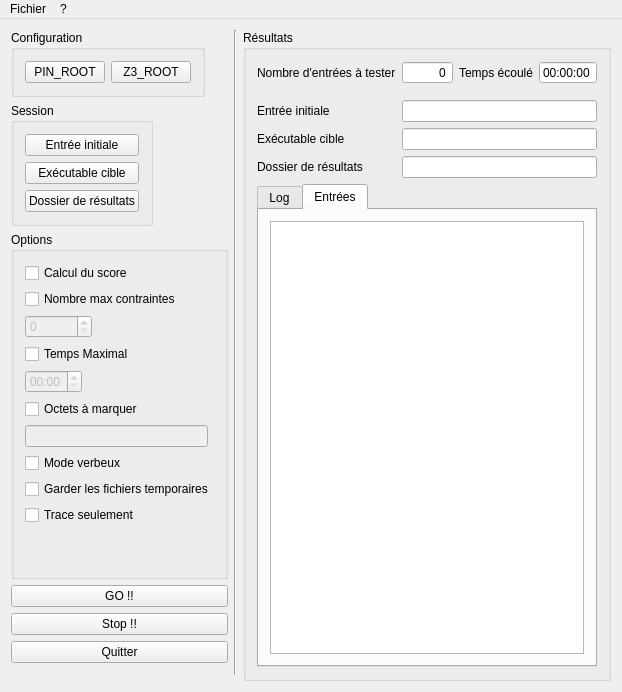
Before: the Qt Designer form FUZZWIN_GUI/fuzzwin_gui.ui in piscou/FuzzWin, drawn with Qt 5.
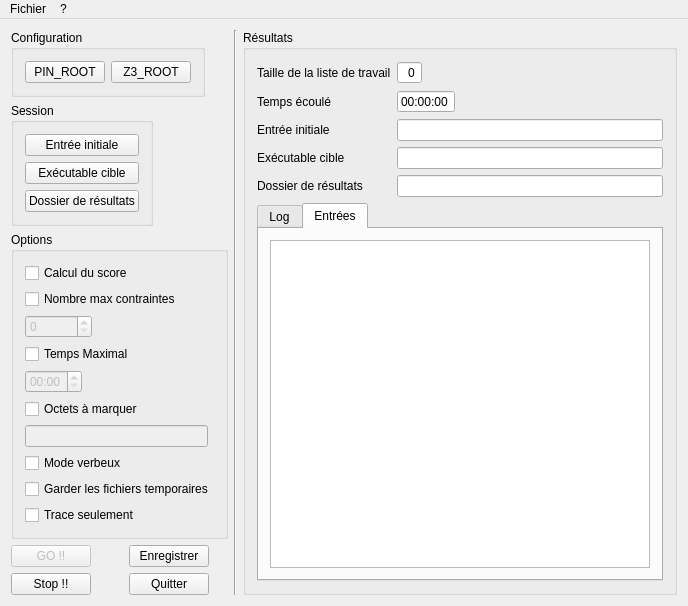
After: the same form once the commit is applied. The open tabs and pages were chosen to show the change.

```diff
--- a/FUZZWIN_GUI/fuzzwin_gui.ui
+++ b/FUZZWIN_GUI/fuzzwin_gui.ui
@@ -9,8 +9,8 @@
    <rect>
     <x>0</x>
     <y>0</y>
-    <width>622</width>
-    <height>638</height>
+    <width>688</width>
+    <height>545</height>
    </rect>
   </property>
   <property name="sizePolicy">
@@ -32,37 +32,87 @@
      <verstretch>0</verstretch>
     </sizepolicy>
    </property>
-   <layout class="QGridLayout" name="gridLayout_3">
-    <item row="7" column="0">
-     <widget class="QPushButton" name="Q_stopButton">
-      <property name="text">
-       <string>Stop !!</string>
+   <layout class="QGridLayout" name="gridLayout">
+    <item row="0" column="0" colspan="2">
+     <widget class="QGroupBox" name="GUI_groupConfiguration">
+      <property name="sizePolicy">
+       <sizepolicy hsizetype="Fixed" vsizetype="Fixed">
+        <horstretch>0</horstretch>
+        <verstretch>0</verstretch>
+       </sizepolicy>
       </property>
+      <property name="title">
+       <string>Configuration</string>
+      </property>
+      <layout class="QHBoxLayout" name="horizontalLayout">
+       <item>
+        <widget class="QPushButton" name="GUI_selectPinButton">
+         <property name="autoFillBackground">
+          <bool>true</bool>
+         </property>
+         <property name="text">
+          <string>PIN_ROOT</string>
+         </property>
+        </widget>
+       </item>
+       <item>
+        <widget class="QPushButton" name="GUI_selectZ3Button">
+         <property name="autoFillBackground">
+          <bool>true</bool>
+         </property>
+         <property name="text">
+          <string>Z3_ROOT</string>
+         </property>
+        </widget>
+       </item>
+      </layout>
      </widget>
     </item>
-    <item row="0" column="5" rowspan="11">
-     <widget class="Line" name="line">
+    <item row="0" column="2" rowspan="5">
+     <widget class="Line" name="Vline">
       <property name="orientation">
        <enum>Qt::Vertical</enum>
       </property>
      </widget>
     </item>
-    <item row="8" column="0">
-     <widget class="QPushButton" name="Q_quit">
-      <property name="text">
-       <string>Quitter</string>
+    <item row="1" column="0" colspan="2">
+     <widget class="QGroupBox" name="GUI_groupSession">
+      <property name="sizePolicy">
+       <sizepolicy hsizetype="Fixed" vsizetype="Fixed">
+        <horstretch>0</horstretch>
+        <verstretch>0</verstretch>
+       </sizepolicy>
       </property>
-     </widget>
-    </item>
-    <item row="6" column="0">
-     <widget class="QPushButton" name="Q_start">
-      <property name="text">
-       <string>GO !!</string>
+      <property name="title">
+       <string>Session</string>
       </property>
+      <layout class="QVBoxLayout" name="verticalLayout_3">
+       <item>
+        <widget class="QPushButton" name="GUI_selectInitialInputButton">
+         <property name="text">
+          <string>Entrée initiale</string>
+         </property>
+        </widget>
+       </item>
+       <item>
+        <widget class="QPushButton" name="GUI_selectTargetButton">
+         <property name="text">
+          <string>Exécutable cible</string>
+         </property>
+        </widget>
+       </item>
+       <item>
+        <widget class="QPushButton" name="GUI_selectResultsDirButton">
+         <property name="text">
+          <string>Dossier de résultats</string>
+         </property>
+        </widget>
+       </item>
+      </layout>
      </widget>
     </item>
-    <item row="2" column="0" rowspan="4">
-     <widget class="QGroupBox" name="groupOptions">
+    <item row="2" column="0" colspan="2">
+     <widget class="QGroupBox" name="GUI_groupOptions">
       <property name="sizePolicy">
        <sizepolicy hsizetype="Fixed" vsizetype="Fixed">
         <horstretch>0</horstretch>
@@ -73,29 +123,29 @@
        <string>Options</string>
       </property>
       <layout class="QGridLayout" name="gridLayout_2">
+       <item row="0" column="0">
+        <widget class="QCheckBox" name="GUI_scoreEnabled">
+         <property name="text">
+          <string>Calcul du score</string>
+         </property>
+        </widget>
+       </item>
        <item row="5" column="0">
-        <widget class="QCheckBox" name="Q_isBytesToTaint">
+        <widget class="QCheckBox" name="GUI_bytesToTaintEnabled">
          <property name="text">
           <string>Octets à marquer</string>
          </property>
         </widget>
        </item>
-       <item row="0" column="0">
-        <widget class="QCheckBox" name="Q_isScore">
-         <property name="text">
-          <string>Calcul du score</string>
-         </property>
-        </widget>
-       </item>
        <item row="1" column="0">
-        <widget class="QCheckBox" name="Q_isMaxConstraints">
+        <widget class="QCheckBox" name="GUI_maxConstraintsEnabled">
          <property name="text">
           <string>Nombre max contraintes</string>
          </property>
         </widget>
        </item>
        <item row="2" column="0">
-        <widget class="QSpinBox" name="Q_isMaxConstraints_2">
+        <widget class="QSpinBox" name="GUI_maxConstraints">
          <property name="enabled">
           <bool>false</bool>
          </property>
@@ -111,14 +161,14 @@
         </widget>
        </item>
        <item row="3" column="0">
-        <widget class="QCheckBox" name="Q_isMaxTime">
+        <widget class="QCheckBox" name="GUI_maxTimeEnabled">
          <property name="text">
           <string>Temps Maximal</string>
          </property>
         </widget>
        </item>
        <item row="4" column="0">
-        <widget class="QTimeEdit" name="Q_maxTime">
+        <widget class="QTimeEdit" name="GUI_maxTime">
          <property name="enabled">
           <bool>false</bool>
          </property>
@@ -134,87 +184,99 @@
         </widget>
        </item>
        <item row="6" column="0">
-        <widget class="QLineEdit" name="Q_bytesToTaint">
+        <widget class="QLineEdit" name="GUI_listOfBytesToTaint">
          <property name="enabled">
           <bool>false</bool>
          </property>
         </widget>
        </item>
        <item row="7" column="0">
-        <widget class="QCheckBox" name="Q_isVerbose">
+        <widget class="QCheckBox" name="GUI_verboseEnabled">
          <property name="text">
           <string>Mode verbeux</string>
          </property>
         </widget>
        </item>
        <item row="8" column="0" colspan="2">
-        <widget class="QCheckBox" name="Q_isKeepfiles">
+        <widget class="QCheckBox" name="GUI_keepfilesEnabled">
          <property name="text">
           <string>Garder les fichiers temporaires</string>
          </property>
         </widget>
        </item>
        <item row="9" column="0">
-        <widget class="QCheckBox" name="Q_isTraceOnly">
+        <widget class="QCheckBox" name="GUI_traceOnlyEnabled">
          <property name="text">
           <string>Trace seulement</string>
          </property>
         </widget>
        </item>
-       <item row="10" column="0">
-        <spacer name="verticalSpacer_2">
-         <property name="orientation">
-          <enum>Qt::Vertical</enum>
-         </property>
-         <property name="sizeHint" stdset="0">
-          <size>
-           <width>20</width>
-           <height>40</height>
-          </size>
-         </property>
-        </spacer>
-       </item>
       </layout>
      </widget>
     </item>
-    <item row="1" column="0">
-     <widget class="QGroupBox" name="groupSession">
+    <item row="3" column="0">
+     <widget class="QPushButton" name="GUI_startButton">
+      <property name="enabled">
+       <bool>false</bool>
+      </property>
       <property name="sizePolicy">
        <sizepolicy hsizetype="Fixed" vsizetype="Fixed">
         <horstretch>0</horstretch>
         <verstretch>0</verstretch>
        </sizepolicy>
       </property>
-      <property name="title">
-       <string>Session</string>
+      <property name="text">
+       <string>GO !!</string>
       </property>
-      <layout class="QVBoxLayout" name="verticalLayout_3">
-       <item>
-        <widget class="QPushButton" name="Q_selectInitialInput">
-         <property name="text">
-          <string>Entrée initiale</string>
-         </property>
-        </widget>
-       </item>
-       <item>
-        <widget class="QPushButton" name="Q_selectTarget">
-         <property name="text">
-          <string>Exécutable cible</string>
-         </property>
-        </widget>
-       </item>
-       <item>
-        <widget class="QPushButton" name="Q_selectResultsDir">
-         <property name="text">
-          <string>Dossier de résultats</string>
-         </property>
-        </widget>
-       </item>
-      </layout>
+      <property name="default">
+       <bool>false</bool>
+      </property>
+      <property name="flat">
+       <bool>false</bool>
+      </property>
      </widget>
     </item>
-    <item row="0" column="6" rowspan="12">
-     <widget class="QGroupBox" name="groupResultats">
+    <item row="3" column="1">
+     <widget class="QPushButton" name="GUI_saveButton">
+      <property name="sizePolicy">
+       <sizepolicy hsizetype="Fixed" vsizetype="Fixed">
+        <horstretch>0</horstretch>
+        <verstretch>0</verstretch>
+       </sizepolicy>
+      </property>
+      <property name="text">
+       <string>Enregistrer</string>
+      </property>
+     </widget>
+    </item>
+    <item row="4" column="0">
+     <widget class="QPushButton" name="GUI_stopButton">
+      <property name="sizePolicy">
+       <sizepolicy hsizetype="Fixed" vsizetype="Fixed">
+        <horstretch>0</horstretch>
+        <verstretch>0</verstretch>
+       </sizepolicy>
+      </property>
+      <property name="text">
+       <string>Stop !!</string>
+      </property>
+     </widget>
+    </item>
+    <item row="4" column="1">
+     <widget class="QPushButton" name="GUI_quitButton">
+      <property name="sizePolicy">
+       <sizepolicy hsizetype="Fixed" vsizetype="Fixed">
+        <horstretch>0</horstretch>
+        <verstretch>0</verstretch>
+       </sizepolicy>
+      </property>
+      <property name="text">
+       <string>Quitter</string>
+      </property>
+     </widget>
+    </item>
+    <item row="0" column="3" rowspan="5">
+     <widget class="QGroupBox" name="GUI_groupResultats">
       <property name="sizePolicy">
        <sizepolicy hsizetype="Minimum" vsizetype="Preferred">
         <horstretch>0</horstretch>
@@ -224,19 +286,25 @@
       <property name="title">
        <string>Résultats</string>
       </property>
-      <layout class="QGridLayout" name="gridLayout_4">
-       <item row="7" column="1" colspan="3">
-        <widget class="QLineEdit" name="Q_initialInput">
+      <layout class="QGridLayout" name="gridLayout_3">
+       <item row="1" column="0">
+        <widget class="QLabel" name="labelElapsedTime">
          <property name="sizePolicy">
-          <sizepolicy hsizetype="MinimumExpanding" vsizetype="Fixed">
+          <sizepolicy hsizetype="Fixed" vsizetype="Preferred">
            <horstretch>0</horstretch>
            <verstretch>0</verstretch>
           </sizepolicy>
          </property>
+         <property name="text">
+          <string>Temps écoulé</string>
+         </property>
+         <property name="alignment">
+          <set>Qt::AlignRight|Qt::AlignTrailing|Qt::AlignVCenter</set>
+         </property>
         </widget>
        </item>
-       <item row="11" column="0" colspan="4">
-        <widget class="QTabWidget" name="Q_outTabs">
+       <item row="5" column="0" colspan="3">
+        <widget class="QTabWidget" name="GUI_Tabs">
          <property name="sizePolicy">
           <sizepolicy hsizetype="Expanding" vsizetype="Expanding">
            <horstretch>1</horstretch>
@@ -244,119 +312,131 @@
           </sizepolicy>
          </property>
          <property name="currentIndex">
-          <number>0</number>
+          <number>1</number>
          </property>
-         <widget class="QWidget" name="Q_tab1">
+         <widget class="QWidget" name="GUI_logTab">
           <attribute name="title">
            <string>Log</string>
           </attribute>
           <layout class="QHBoxLayout" name="horizontalLayout_2">
            <item>
-            <widget class="QTextEdit" name="Q_logWindow"/>
+            <widget class="QTextEdit" name="GUI_logWindow">
+             <property name="acceptDrops">
+              <bool>false</bool>
+             </property>
+            </widget>
            </item>
           </layout>
          </widget>
-         <widget class="QWidget" name="Q_tab2">
+         <widget class="QWidget" name="GUI_entriesTab">
           <attribute name="title">
            <string>Entrées</string>
           </attribute>
           <layout class="QVBoxLayout" name="verticalLayout_2">
            <item>
-            <widget class="QTreeView" name="Q_listOfInputs"/>
+            <widget class="QTreeWidget" name="GUI_listOfInputs">
+             <property name="columnCount">
+              <number>0</number>
+             </property>
+             <attribute name="headerCascadingSectionResizes">
+              <bool>false</bool>
+             </attribute>
+            </widget>
            </item>
           </layout>
          </widget>
         </widget>
        </item>
+       <item row="4" column="1" colspan="2">
+        <widget class="QLineEdit" name="GUI_resultsDir">
+         <property name="sizePolicy">
+          <sizepolicy hsizetype="Minimum" vsizetype="Fixed">
+           <horstretch>0</horstretch>
+           <verstretch>0</verstretch>
+          </sizepolicy>
+         </property>
+        </widget>
+       </item>
+       <item row="4" column="0">
+        <widget class="QLabel" name="labelResultsDir">
+         <property name="sizePolicy">
+          <sizepolicy hsizetype="Fixed" vsizetype="Preferred">
+           <horstretch>0</horstretch>
+           <verstretch>0</verstretch>
+          </sizepolicy>
+         </property>
+         <property name="text">
+          <string>Dossier de résultats</string>
+         </property>
+        </widget>
+       </item>
+       <item row="2" column="1" colspan="2">
+        <widget class="QLineEdit" name="GUI_initialInput">
+         <property name="sizePolicy">
+          <sizepolicy hsizetype="Minimum" vsizetype="Fixed">
+           <horstretch>0</horstretch>
+           <verstretch>0</verstretch>
+          </sizepolicy>
+         </property>
+        </widget>
+       </item>
+       <item row="0" column="1">
+        <widget class="QSpinBox" name="GUI_worklistSize">
+         <property name="sizePolicy">
+          <sizepolicy hsizetype="Fixed" vsizetype="Fixed">
+           <horstretch>0</horstretch>
+           <verstretch>0</verstretch>
+          </sizepolicy>
+         </property>
+         <property name="alignment">
+          <set>Qt::AlignRight|Qt::AlignTrailing|Qt::AlignVCenter</set>
+         </property>
+         <property name="readOnly">
+          <bool>true</bool>
+         </property>
+         <property name="buttonSymbols">
+          <enum>QAbstractSpinBox::NoButtons</enum>
+         </property>
+        </widget>
+       </item>
+       <item row="0" column="0">
+        <widget class="QLabel" name="labelWorklistSize">
+         <property name="sizePolicy">
+          <sizepolicy hsizetype="Fixed" vsizetype="Preferred">
+           <horstretch>0</horstretch>
+           <verstretch>0</verstretch>
+          </sizepolicy>
+         </property>
+         <property name="text">
+          <string>Taille de la liste de travail</string>
+         </property>
+        </widget>
+       </item>
+       <item row="3" column="0">
+        <widget class="QLabel" name="labelTargetPath">
+         <property name="sizePolicy">
+          <sizepolicy hsizetype="Fixed" vsizetype="Preferred">
+           <horstretch>0</horstretch>
+           <verstretch>0</verstretch>
+          </sizepolicy>
+         </property>
+         <property name="text">
+          <string>Exécutable cible</string>
+         </property>
+        </widget>
+       </item>
+       <item row="3" column="1" colspan="2">
+        <widget class="QLineEdit" name="GUI_targetPath">
+         <property name="sizePolicy">
+          <sizepolicy hsizetype="Minimum" vsizetype="Fixed">
+           <horstretch>0</horstretch>
+           <verstretch>0</verstretch>
+          </sizepolicy>
+         </property>
+        </widget>
+       </item>
        <item row="1" column="1">
-        <widget class="QSpinBox" name="Q_worklistSize">
-         <property name="alignment">
-          <set>Qt::AlignRight|Qt::AlignTrailing|Qt::AlignVCenter</set>
-         </property>
-         <property name="readOnly">
-          <bool>true</bool>
-         </property>
-         <property name="buttonSymbols">
-          <enum>QAbstractSpinBox::NoButtons</enum>
-         </property>
-        </widget>
-       </item>
-       <item row="1" column="0">
-        <widget class="QLabel" name="label_WorklistSize">
-         <property name="text">
-          <string>Nombre d'entrées à tester</string>
-         </property>
-        </widget>
-       </item>
-       <item row="8" column="1" colspan="3">
-        <widget class="QLineEdit" name="Q_targetPath">
-         <property name="sizePolicy">
-          <sizepolicy hsizetype="MinimumExpanding" vsizetype="Fixed">
-           <horstretch>0</horstretch>
-           <verstretch>0</verstretch>
-          </sizepolicy>
-         </property>
-        </widget>
-       </item>
-       <item row="9" column="0">
-        <widget class="QLabel" name="label_resultsDir">
-         <property name="text">
-          <string>Dossier de résultats</string>
-         </property>
-        </widget>
-       </item>
-       <item row="6" column="0">
-        <spacer name="verticalSpacer">
-         <property name="orientation">
-          <enum>Qt::Vertical</enum>
-         </property>
-         <property name="sizeType">
-          <enum>QSizePolicy::Minimum</enum>
-         </property>
-         <property name="sizeHint" stdset="0">
-          <size>
-           <width>20</width>
-           <height>10</height>
-          </size>
-         </property>
-        </spacer>
-       </item>
-       <item row="8" column="0">
-        <widget class="QLabel" name="label_targetPath">
-         <property name="text">
-          <string>Exécutable cible</string>
-         </property>
-        </widget>
-       </item>
-       <item row="9" column="1" colspan="3">
-        <widget class="QLineEdit" name="Q_resultsDir">
-         <property name="sizePolicy">
-          <sizepolicy hsizetype="MinimumExpanding" vsizetype="Fixed">
-           <horstretch>0</horstretch>
-           <verstretch>0</verstretch>
-          </sizepolicy>
-         </property>
-        </widget>
-       </item>
-       <item row="7" column="0">
-        <widget class="QLabel" name="label_initialInput">
-         <property name="text">
-          <string>Entrée initiale</string>
-         </property>
-        </widget>
-       </item>
-       <item row="1" column="2">
-        <widget class="QLabel" name="label_elapsedTime">
-         <property name="text">
-          <string>Temps écoulé</string>
-         </property>
-         <property name="alignment">
-          <set>Qt::AlignRight|Qt::AlignTrailing|Qt::AlignVCenter</set>
-         </property>
-        </widget>
-       </item>
-       <item row="1" column="3">
-        <widget class="QTimeEdit" name="Q_elapsedTime">
+        <widget class="QTimeEdit" name="GUI_elapsedTime">
          <property name="sizePolicy">
           <sizepolicy hsizetype="Fixed" vsizetype="Fixed">
            <horstretch>0</horstretch>
@@ -383,32 +463,16 @@
          </property>
         </widget>
        </item>
-      </layout>
-     </widget>
-    </item>
-    <item row="0" column="0">
-     <widget class="QGroupBox" name="groupConfiguration">
-      <property name="sizePolicy">
-       <sizepolicy hsizetype="Fixed" vsizetype="Fixed">
-        <horstretch>0</horstretch>
-        <verstretch>0</verstretch>
-       </sizepolicy>
-      </property>
-      <property name="title">
-       <string>Configuration</string>
-      </property>
-      <layout class="QHBoxLayout" name="horizontalLayout">
-       <item>
-        <widget class="QPushButton" name="Q_selectPin">
-         <property name="text">
-          <string>PIN_ROOT</string>
+       <item row="2" column="0">
+        <widget class="QLabel" name="labelInitialInput">
+         <property name="sizePolicy">
+          <sizepolicy hsizetype="Fixed" vsizetype="Preferred">
+           <horstretch>0</horstretch>
+           <verstretch>0</verstretch>
+          </sizepolicy>
          </property>
-        </widget>
-       </item>
-       <item>
-        <widget class="QPushButton" name="Q_selectZ3">
          <property name="text">
-          <string>Z3_ROOT</string>
+          <string>Entrée initiale</string>
          </property>
         </widget>
        </item>
@@ -422,7 +486,7 @@
     <rect>
      <x>0</x>
      <y>0</y>
-     <width>622</width>
+     <width>688</width>
      <height>21</height>
     </rect>
    </property>
```
Left out of the diff: 14 changed lines with no effect on the pictures.
